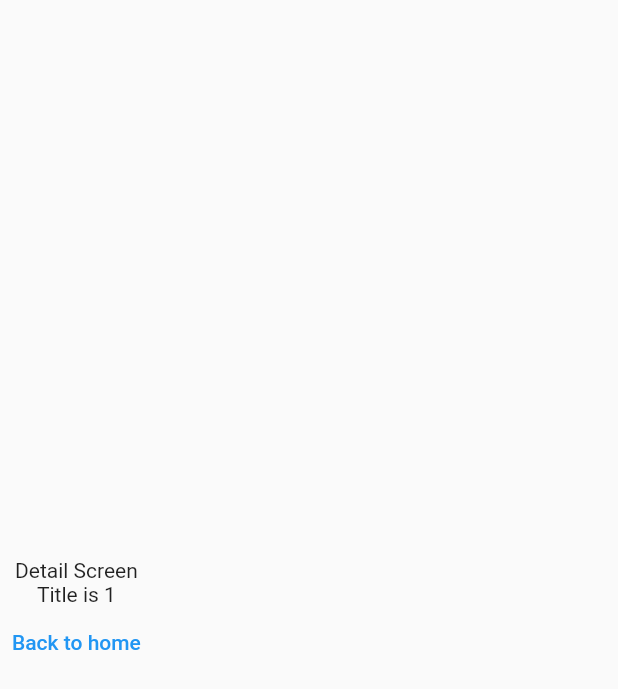
After one commit to PattaraponLertratananont/flutter-starter-pack, a Flutter app: the screen it shows after launch, after a tap on an icon or button, on a phone screen of 412 x 824 dp. The commit adds this screen. Shown: the top 689 px of the screen. Run offline on Flutter 3.47's test engine with Material 2 defaults, Android fonts, the phone set to English and light mode, and no system bars.

Commit message:
add detail screen

```diff
--- a/lib/app.dart
+++ b/lib/app.dart
@@ -1,4 +1,5 @@
 import 'package:flutter/material.dart';
+import 'package:my_app/screens/detail.dart';
 import 'package:my_app/screens/home.dart';
 
 class MyApp extends StatelessWidget {
@@ -6,8 +7,11 @@ class MyApp extends StatelessWidget {
 
   @override
   Widget build(BuildContext context) {
-    return const MaterialApp(
+    return MaterialApp(
       home: HomeScreen(),
+      routes: <String, WidgetBuilder>{
+        DetailScreen.routeName: (context) => DetailScreen()
+      },
     );
   }
 }
--- /dev/null
+++ b/lib/screens/detail.dart
@@ -0,0 +1,33 @@
+import 'package:flutter/material.dart';
+
+class DetailScreenArguments {
+  final String title;
+  DetailScreenArguments({required this.title});
+}
+
+class DetailScreen extends StatelessWidget {
+  static const routeName = "/detail";
+  const DetailScreen({Key? key}) : super(key: key);
+
+  @override
+  Widget build(BuildContext context) {
+    var arguments =
+        ModalRoute.of(context)!.settings.arguments as DetailScreenArguments;
+
+    return Scaffold(
+      body: Column(
+        mainAxisAlignment: MainAxisAlignment.center,
+        children: [
+          Text("Detail Screen"),
+          Text("Title is ${arguments.title}"),
+          TextButton(
+            onPressed: () {
+              Navigator.pop(context);
+            },
+            child: Text("Back to home"),
+          )
+        ],
+      ),
+    );
+  }
+}
--- a/lib/widgets/todo_item.dart
+++ b/lib/widgets/todo_item.dart
@@ -1,4 +1,5 @@
 import 'package:flutter/material.dart';
+import 'package:my_app/screens/detail.dart';
 
 class TodoItem extends StatelessWidget {
   final int index;
@@ -9,10 +10,18 @@ class TodoItem extends StatelessWidget {
 
   @override
   Widget build(BuildContext context) {
+    var title = "${index + 1}";
     return ListTile(
-      title: Text("${index + 1}"),
+      title: Text(title),
       subtitle: Text("Subtitle"),
       trailing: Icon(Icons.chevron_right),
+      onTap: () {
+        Navigator.pushNamed(
+          context,
+          DetailScreen.routeName,
+          arguments: DetailScreenArguments(title: title),
+        );
+      },
     );
   }
 }
```
Also changed, not shown: 1 other file.
